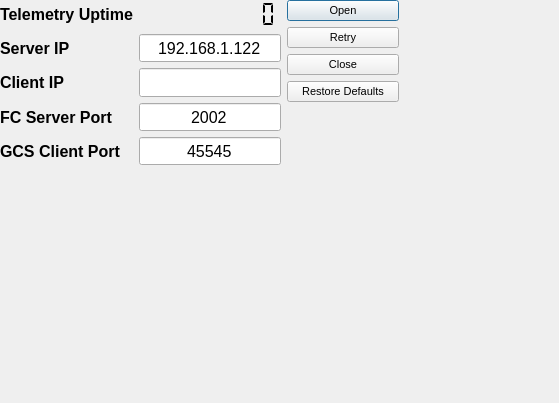
Old version of the form gcs/ui/wificomms.ui in the repository lijian8/ahns10.
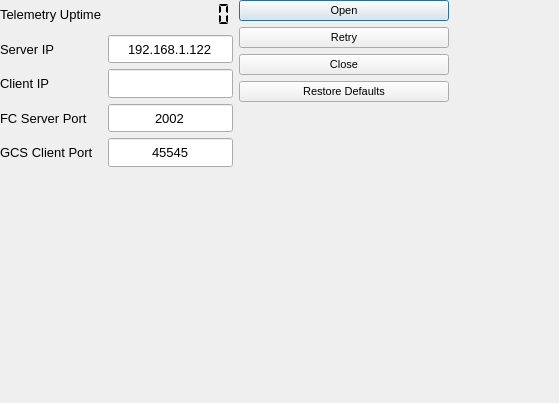
New version of the form.

Patch:
```diff
--- a/gcs/ui/wificomms.ui
+++ b/gcs/ui/wificomms.ui
@@ -18,8 +18,8 @@
     <rect>
      <x>0</x>
      <y>0</y>
-     <width>399</width>
-     <height>165</height>
+     <width>449</width>
+     <height>167</height>
     </rect>
    </property>
    <layout class="QHBoxLayout" name="horizontalLayout">
@@ -29,9 +29,9 @@
        <widget class="QLabel" name="label_2">
         <property name="font">
          <font>
-          <pointsize>12</pointsize>
-          <weight>75</weight>
-          <bold>true</bold>
+          <pointsize>10</pointsize>
+          <weight>50</weight>
+          <bold>false</bold>
          </font>
         </property>
         <property name="text">
@@ -49,7 +49,7 @@
         </property>
         <property name="font">
          <font>
-          <pointsize>12</pointsize>
+          <pointsize>10</pointsize>
           <weight>50</weight>
           <bold>false</bold>
          </font>
@@ -66,9 +66,9 @@
        <widget class="QLabel" name="label">
         <property name="font">
          <font>
-          <pointsize>12</pointsize>
-          <weight>75</weight>
-          <bold>true</bold>
+          <pointsize>10</pointsize>
+          <weight>50</weight>
+          <bold>false</bold>
          </font>
         </property>
         <property name="text">
@@ -109,9 +109,9 @@
        <widget class="QLabel" name="label_5">
         <property name="font">
          <font>
-          <pointsize>12</pointsize>
-          <weight>75</weight>
-          <bold>true</bold>
+          <pointsize>10</pointsize>
+          <weight>50</weight>
+          <bold>false</bold>
          </font>
         </property>
         <property name="text">
@@ -123,9 +123,9 @@
        <widget class="QLabel" name="label_3">
         <property name="font">
          <font>
-          <pointsize>12</pointsize>
-          <weight>75</weight>
-          <bold>true</bold>
+          <pointsize>10</pointsize>
+          <weight>50</weight>
+          <bold>false</bold>
          </font>
         </property>
         <property name="text">
@@ -143,7 +143,7 @@
         </property>
         <property name="font">
          <font>
-          <pointsize>12</pointsize>
+          <pointsize>10</pointsize>
           <weight>50</weight>
           <bold>false</bold>
          </font>
@@ -163,9 +163,9 @@
        <widget class="QLabel" name="label_4">
         <property name="font">
          <font>
-          <pointsize>12</pointsize>
-          <weight>75</weight>
-          <bold>true</bold>
+          <pointsize>10</pointsize>
+          <weight>50</weight>
+          <bold>false</bold>
          </font>
         </property>
         <property name="text">
@@ -183,7 +183,7 @@
         </property>
         <property name="font">
          <font>
-          <pointsize>12</pointsize>
+          <pointsize>10</pointsize>
           <weight>50</weight>
           <bold>false</bold>
          </font>
@@ -206,7 +206,7 @@
         </property>
         <property name="font">
          <font>
-          <pointsize>12</pointsize>
+          <pointsize>10</pointsize>
           <weight>50</weight>
           <bold>false</bold>
          </font>
```
